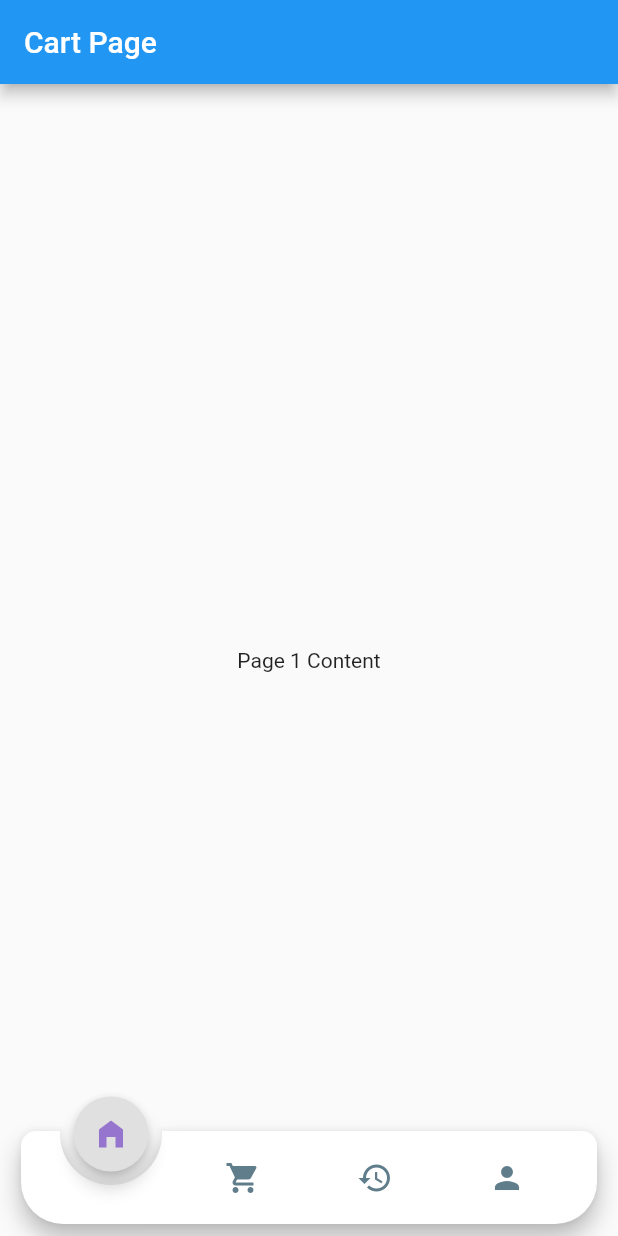
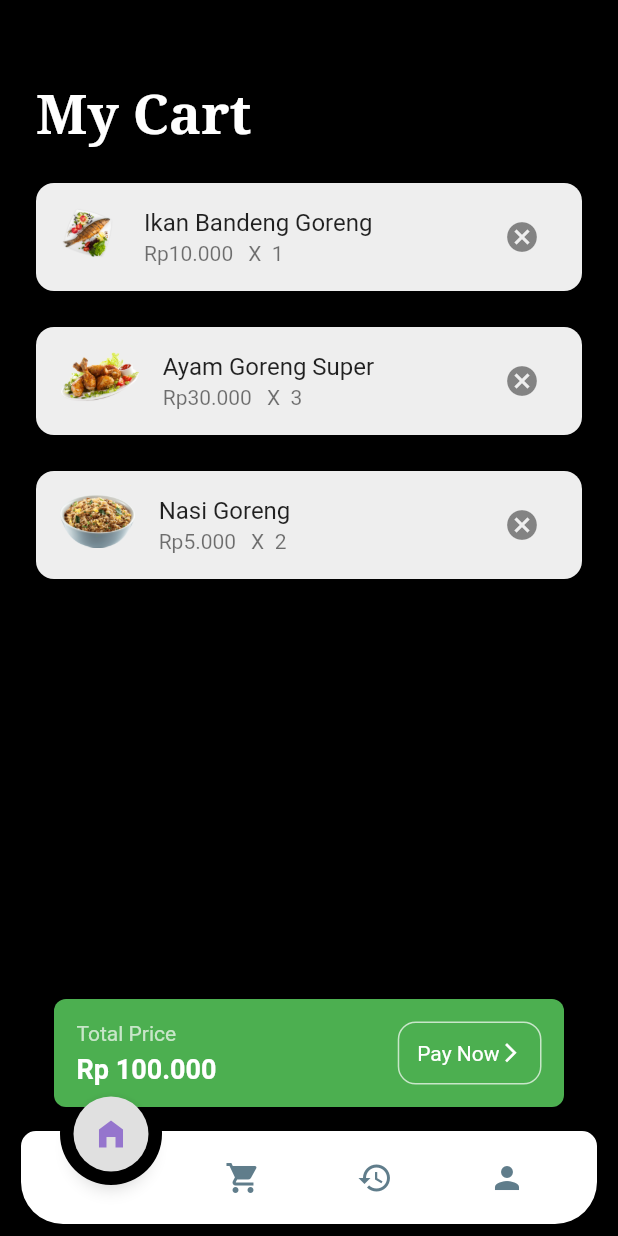
Before and after one commit to Ahmad-mufied/AmiFood, a Flutter app: the screen it shows after launch, swiped to page 2, on a phone screen of 412 x 824 dp. Run offline on Flutter 3.47's test engine with Material 2 defaults, Android fonts, the light colour scheme and no system bars; drawn by our look-alikes of animated_notch_bottom_bar; our stand-ins replace google_fonts.

Commit message:
adding cart page

```diff
--- /dev/null
+++ b/lib/models/cart_model.dart
@@ -0,0 +1,5 @@
+final List cartItems = [
+  ["Ikan Bandeng Goreng", "10.000", 1, "lib/images/friedfish-1.png"],
+  ["Ayam Goreng Super", "30.000", 3, "lib/images/friedchicken-1.png"],
+  ["Nasi Goreng", "5.000", 2, "lib/images/friedrice-2.png"],
+];
--- a/lib/pages/cart_page.dart
+++ b/lib/pages/cart_page.dart
@@ -1,4 +1,7 @@
 import 'package:flutter/material.dart';
+import 'package:google_fonts/google_fonts.dart';
+
+import '../models/cart_model.dart';
 
 class CartPage extends StatelessWidget {
   const CartPage({super.key});
@@ -6,12 +9,125 @@ class CartPage extends StatelessWidget {
   @override
   Widget build(BuildContext context) {
     return Scaffold(
-      appBar: AppBar(
-        title: const Text('Cart Page'),
-      ),
-      body: const Center(
-        child: Text('Page 1 Content'),
-      ),
-    );
+        backgroundColor: Colors.black,
+        appBar: AppBar(
+          backgroundColor: Colors.transparent,
+          elevation: 0,
+          iconTheme: const IconThemeData(color: Colors.black),
+        ),
+        body: Column(
+          crossAxisAlignment: CrossAxisAlignment.start,
+          children: [
+            Padding(
+              padding: const EdgeInsets.symmetric(horizontal: 24.0),
+              child: Text(
+                "My Cart",
+                style: GoogleFonts.notoSerif(
+                  fontSize: 36,
+                  fontWeight: FontWeight.bold,
+                  color: Colors.white,
+                ),
+              ),
+            ),
+
+            // List of cart
+            Expanded(
+              child: ListView.builder(
+                itemCount: cartItems.length,
+                padding: const EdgeInsets.all(12),
+                itemBuilder: (context, index) {
+                  return Padding(
+                    padding: const EdgeInsets.all(12.0),
+                    child: Container(
+                      decoration: BoxDecoration(
+                        color: Colors.grey[200],
+                        borderRadius: BorderRadius.circular(12),
+                      ),
+                      child: ListTile(
+                        leading: Image.asset(
+                          cartItems[index][3],
+                          height: 35,
+                        ),
+                        title: Text(cartItems[index][0]),
+                        subtitle: Row(
+                          crossAxisAlignment: CrossAxisAlignment.start,
+                          children: [
+                            Text('Rp' + cartItems[index][1]),
+                            SizedBox(
+                              width: 10,
+                            ),
+                            Text("X  " + cartItems[index][2].toString()),
+                          ],
+                        ),
+                        trailing: IconButton(
+                            icon: const Icon(Icons.cancel), onPressed: () {}),
+                      ),
+                    ),
+                  );
+                },
+              ),
+            ),
+
+            // total + pay now
+            Padding(
+              padding: const EdgeInsets.all(36.0),
+              child: Container(
+                margin: EdgeInsets.only(bottom: 50),
+                decoration: BoxDecoration(
+                  color: Colors.green,
+                  borderRadius: BorderRadius.circular(8),
+                ),
+                padding: const EdgeInsets.all(15),
+                child: Row(
+                  mainAxisAlignment: MainAxisAlignment.spaceBetween,
+                  children: [
+                    // price
+                    Column(
+                      crossAxisAlignment: CrossAxisAlignment.start,
+                      children: [
+                        Text(
+                          "Total Price",
+                          style: TextStyle(color: Colors.green[100]),
+                        ),
+                        const SizedBox(
+                          height: 5,
+                        ),
+                        const Text(
+                          'Rp 100.000',
+                          style: TextStyle(
+                            color: Colors.white,
+                            fontSize: 18,
+                            fontWeight: FontWeight.bold,
+                          ),
+                        ),
+                      ],
+                    ),
+
+                    Container(
+                      decoration: BoxDecoration(
+                        border: Border.all(color: Colors.green.shade100),
+                        borderRadius: BorderRadius.circular(12),
+                      ),
+                      padding: const EdgeInsets.all(12),
+                      child: const Row(
+                        children: [
+                          Text(
+                            "Pay Now",
+                            style: TextStyle(color: Colors.white),
+                          ),
+                          Icon(
+                            Icons.arrow_forward_ios,
+                            size: 15,
+                            color: Colors.white,
+                          )
+                        ],
+                      ),
+                    )
+                  ],
+                ),
+              ),
+            )
+          ],
+        ));
   }
 }
```
